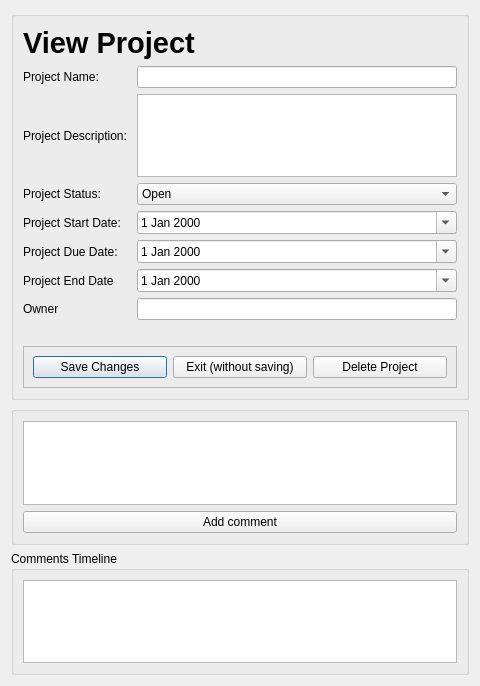
Above: ui/viewProjectDialog.ui from yasar12123/Soft27101-PMS before the change. Below: the same form after it.
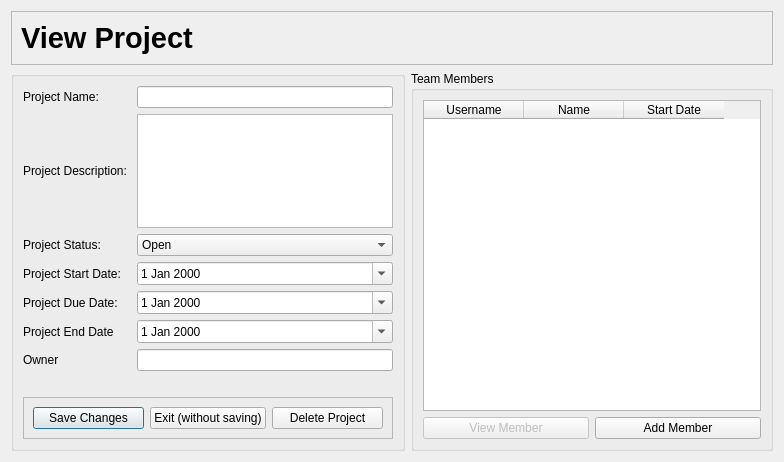
That is the form after the change.

Commit message: added in communication log to projects tab

```diff
--- a/ui/viewProjectDialog.ui
+++ b/ui/viewProjectDialog.ui
@@ -6,20 +6,23 @@
    <rect>
     <x>0</x>
     <y>0</y>
-    <width>480</width>
-    <height>686</height>
+    <width>784</width>
+    <height>462</height>
    </rect>
   </property>
   <property name="windowTitle">
    <string>View project</string>
   </property>
-  <layout class="QVBoxLayout" name="verticalLayout">
-   <item>
-    <widget class="QGroupBox" name="groupBox">
-     <property name="title">
-      <string/>
+  <layout class="QGridLayout" name="gridLayout_3">
+   <item row="0" column="0" colspan="2">
+    <widget class="QFrame" name="frame">
+     <property name="frameShape">
+      <enum>QFrame::StyledPanel</enum>
      </property>
-     <layout class="QVBoxLayout" name="verticalLayout_3">
+     <property name="frameShadow">
+      <enum>QFrame::Raised</enum>
+     </property>
+     <layout class="QHBoxLayout" name="horizontalLayout_2">
       <item>
        <widget class="QLabel" name="label_6">
         <property name="font">
@@ -33,6 +36,15 @@
         </property>
        </widget>
       </item>
+     </layout>
+    </widget>
+   </item>
+   <item row="1" column="0">
+    <widget class="QGroupBox" name="groupBox">
+     <property name="title">
+      <string/>
+     </property>
+     <layout class="QVBoxLayout" name="verticalLayout_3">
       <item>
        <layout class="QGridLayout" name="gridLayout">
         <item row="2" column="0">
@@ -180,33 +192,55 @@
      </layout>
     </widget>
    </item>
-   <item>
-    <widget class="QGroupBox" name="groupBox_2">
-     <property name="title">
-      <string/>
-     </property>
-     <layout class="QVBoxLayout" name="verticalLayout_4">
-      <item>
-       <widget class="QTextEdit" name="newCommentTE"/>
-      </item>
-      <item>
-       <widget class="QPushButton" name="addCommentButton">
-        <property name="text">
-         <string>Add comment</string>
-        </property>
-       </widget>
-      </item>
-     </layout>
-    </widget>
-   </item>
-   <item>
+   <item row="1" column="1">
     <widget class="QGroupBox" name="groupBox_3">
      <property name="title">
-      <string>Comments Timeline</string>
+      <string>Team Members</string>
      </property>
-     <layout class="QHBoxLayout" name="horizontalLayout_2">
+     <layout class="QVBoxLayout" name="verticalLayout">
       <item>
-       <widget class="QListWidget" name="listWidget"/>
+       <layout class="QVBoxLayout" name="verticalLayout_8">
+        <item>
+         <widget class="QTableWidget" name="TeamMembersTable">
+          <column>
+           <property name="text">
+            <string>Username</string>
+           </property>
+          </column>
+          <column>
+           <property name="text">
+            <string>Name</string>
+           </property>
+          </column>
+          <column>
+           <property name="text">
+            <string>Start Date</string>
+           </property>
+          </column>
+         </widget>
+        </item>
+        <item>
+         <layout class="QHBoxLayout" name="horizontalLayout_6">
+          <item>
+           <widget class="QPushButton" name="ViewMemberButton">
+            <property name="enabled">
+             <bool>false</bool>
+            </property>
+            <property name="text">
+             <string>View Member</string>
+            </property>
+           </widget>
+          </item>
+          <item>
+           <widget class="QPushButton" name="AddMemberButton">
+            <property name="text">
+             <string>Add Member</string>
+            </property>
+           </widget>
+          </item>
+         </layout>
+        </item>
+       </layout>
       </item>
      </layout>
     </widget>
```
The commit also changes 12 other files.
